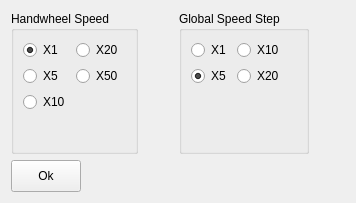
The window that custom_widgets/systemstatusframe/operatingratiosetdialog.ui (GaussCheng/2-5AxisPunch) describes before a commit, drawn with Qt 5.
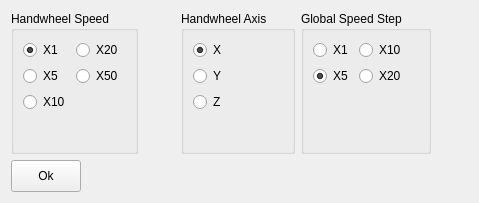
The same window after the commit.

```diff
--- a/custom_widgets/systemstatusframe/operatingratiosetdialog.ui
+++ b/custom_widgets/systemstatusframe/operatingratiosetdialog.ui
@@ -6,7 +6,7 @@
    <rect>
     <x>0</x>
     <y>0</y>
-    <width>356</width>
+    <width>479</width>
     <height>203</height>
    </rect>
   </property>
@@ -94,6 +94,51 @@
        </property>
       </spacer>
      </item>
+     <item>
+      <widget class="QGroupBox" name="groupBox_3">
+       <property name="title">
+        <string>Handwheel Axis</string>
+       </property>
+       <layout class="QFormLayout" name="formLayout_3">
+        <item row="0" column="0">
+         <widget class="QRadioButton" name="xAxisRadioButton">
+          <property name="text">
+           <string>X</string>
+          </property>
+          <property name="checked">
+           <bool>true</bool>
+          </property>
+          <attribute name="buttonGroup">
+           <string>buttonGroup_3</string>
+          </attribute>
+         </widget>
+        </item>
+        <item row="1" column="0">
+         <widget class="QRadioButton" name="yAxisRadioButton">
+          <property name="text">
+           <string>Y</string>
+          </property>
+          <property name="checked">
+           <bool>false</bool>
+          </property>
+          <attribute name="buttonGroup">
+           <string>buttonGroup_3</string>
+          </attribute>
+         </widget>
+        </item>
+        <item row="2" column="0">
+         <widget class="QRadioButton" name="zAxisRadioButton">
+          <property name="text">
+           <string>Z</string>
+          </property>
+          <attribute name="buttonGroup">
+           <string>buttonGroup_3</string>
+          </attribute>
+         </widget>
+        </item>
+       </layout>
+      </widget>
+     </item>
      <item>
       <widget class="QGroupBox" name="groupBox_2">
        <property name="title">
```
Left out of the diff: 1 changed line with no effect on the pictures.
